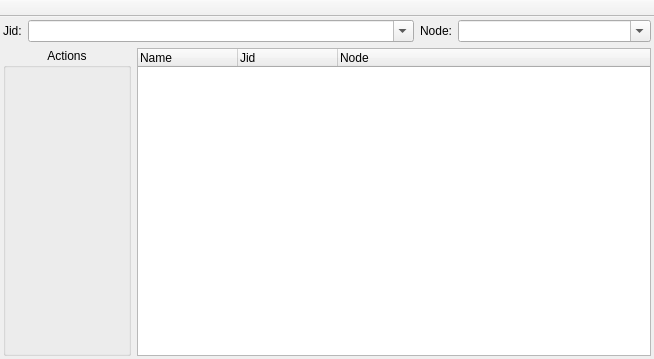
vacuum-im/vacuum-im, file Vacuum/trunk/src/plugins/servicediscovery/discoitemswindow.ui: the form before one commit.
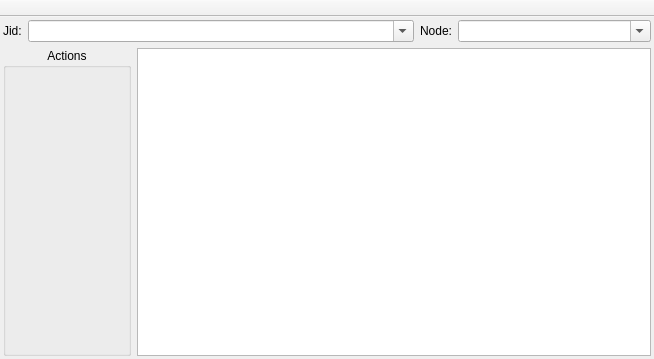
The form after the commit.

Diff of the .ui file:
```diff
--- a/Vacuum/trunk/src/plugins/servicediscovery/discoitemswindow.ui
+++ b/Vacuum/trunk/src/plugins/servicediscovery/discoitemswindow.ui
@@ -22,14 +22,6 @@
    <enum>Qt::ToolButtonTextUnderIcon</enum>
   </property>
   <widget class="QWidget" name="centralWidget" >
-   <property name="geometry" >
-    <rect>
-     <x>0</x>
-     <y>12</y>
-     <width>654</width>
-     <height>347</height>
-    </rect>
-   </property>
    <layout class="QVBoxLayout" >
     <property name="margin" >
      <number>3</number>
@@ -118,7 +110,7 @@
        </widget>
       </item>
       <item>
-       <widget class="QTreeWidget" name="trwItems" >
+       <widget class="QTreeView" name="trvItems" >
         <property name="sizePolicy" >
          <sizepolicy vsizetype="Expanding" hsizetype="Expanding" >
           <horstretch>4</horstretch>
@@ -146,21 +138,9 @@
         <property name="allColumnsShowFocus" >
          <bool>true</bool>
         </property>
-        <column>
-         <property name="text" >
-          <string>Name</string>
-         </property>
-        </column>
-        <column>
-         <property name="text" >
-          <string>Jid</string>
-         </property>
-        </column>
-        <column>
-         <property name="text" >
-          <string>Node</string>
-         </property>
-        </column>
+        <property name="wordWrap" >
+         <bool>true</bool>
+        </property>
        </widget>
       </item>
      </layout>
```
Left out of the diff: 14 changed lines with no effect on the pictures.
